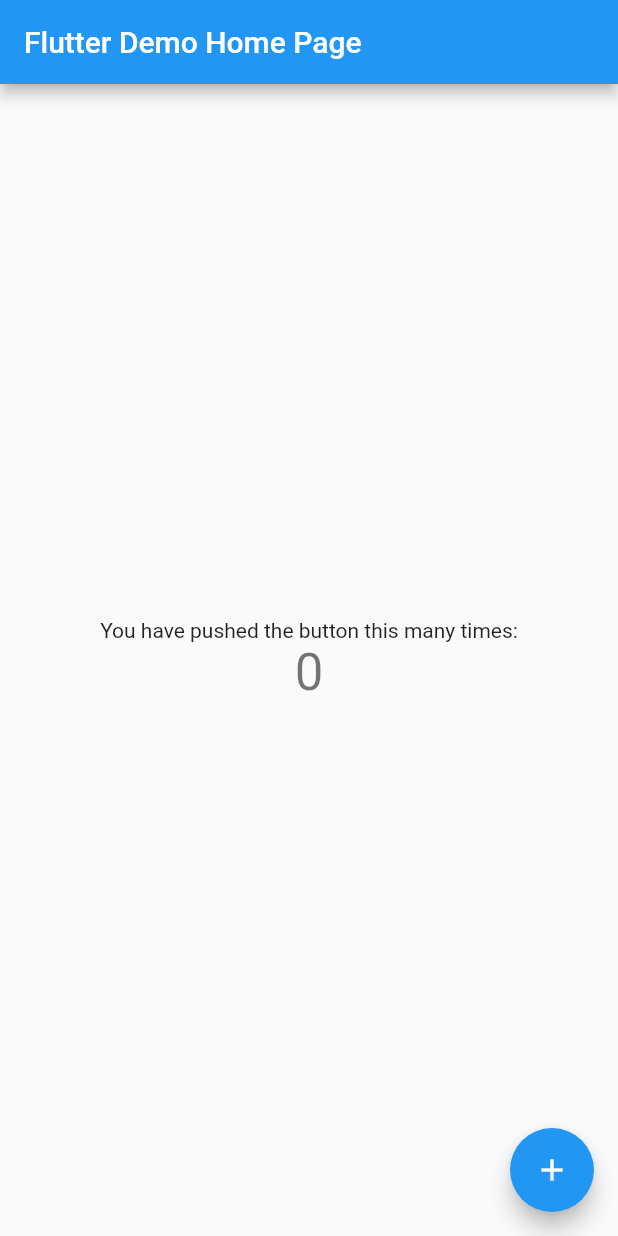
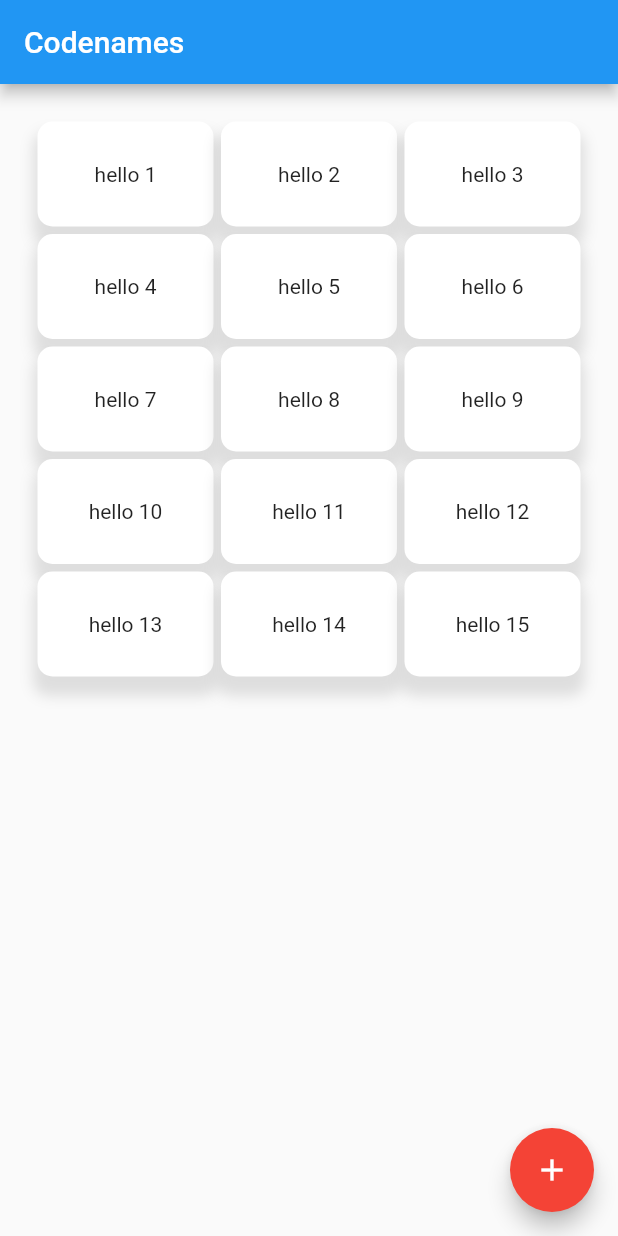
Before and after one commit to feftio/wordchill, a Flutter app: the screen it shows after launch, on a phone screen of 412 x 824 dp. Run offline on Flutter 3.47's test engine with Material 2 defaults, Android fonts, the phone set to English and light mode, and no system bars.

Commit message:
CodenamesCard, generation GridList

```diff
--- /dev/null
+++ b/wordchill/lib/codenames/card.dart
@@ -0,0 +1,78 @@
+import 'package:flutter/material.dart';
+
+enum CardType { red, blue, grey, black }
+
+class CodenamesCard extends StatefulWidget {
+  final CardType type;
+  final String text;
+  final Function callback;
+
+  CodenamesCard(
+      {@required this.text, @required this.type, @required this.callback});
+
+  @override
+  _CodenamesCardState createState() => _CodenamesCardState();
+}
+
+class _CodenamesCardState extends State<CodenamesCard> {
+  Color _textColor = Colors.black87;
+  Color _cardColor = Colors.white;
+  bool opened = false;
+  bool selected = false;
+
+  void openCard() {
+    setState(() {
+      if (opened) return;
+      opened = true;
+      widget.callback(widget.text);
+      _textColor = Colors.white;
+      switch (widget.type) {
+        case CardType.blue:
+          _cardColor = Colors.blue;
+          break;
+        case CardType.red:
+          _cardColor = Colors.red;
+          break;
+        case CardType.grey:
+          break;
+      }
+    });
+  }
+
+  void pickCard() {
+    setState(() {});
+  }
+
+  @override
+  Widget build(BuildContext context) {
+    return AbsorbPointer(
+        absorbing: opened,
+        child: InkWell(
+            onTap: openCard,
+            child: AnimatedContainer(
+                height: 70,
+                width: 130,
+                curve: Curves.easeOutCirc,
+                duration: const Duration(seconds: 1),
+                decoration: BoxDecoration(
+                    color: _cardColor,
+                    borderRadius: BorderRadius.circular(10.0),
+                    boxShadow: [
+                      BoxShadow(
+                          color: Colors.grey.withOpacity(0.3),
+                          spreadRadius: 3,
+                          blurRadius: 7,
+                          offset: Offset(0, 10))
+                    ]),
+                padding: const EdgeInsets.symmetric(horizontal: 15),
+                child: AnimatedDefaultTextStyle(
+                    curve: Curves.easeOutCirc,
+                    duration: Duration(seconds: 1),
+                    style: TextStyle(color: _textColor),
+                    child: Center(
+                        child: Text(
+                      widget.text,
+                      textAlign: TextAlign.center,
+                    ))))));
+  }
+}
--- /dev/null
+++ b/wordchill/lib/codenames/words-list.dart
@@ -0,0 +1,3 @@
+import 'dart:core';
+
+var WordsList = ['Солнце', 'Рок', 'Дерево', 'Кот', 'Монета', 'Ящик'];
--- a/wordchill/lib/main.dart
+++ b/wordchill/lib/main.dart
@@ -1,43 +1,25 @@
 import 'package:flutter/material.dart';
+import 'package:wordchill/codenames/card.dart';
 
 void main() {
   runApp(MyApp());
 }
 
 class MyApp extends StatelessWidget {
-  // This widget is the root of your application.
   @override
   Widget build(BuildContext context) {
     return MaterialApp(
-      title: 'Flutter Demo',
+      title: 'WordChill',
       theme: ThemeData(
-        // This is the theme of your application.
-        //
-        // Try running your application with "flutter run". You'll see the
-        // application has a blue toolbar. Then, without quitting the app, try
-        // changing the primarySwatch below to Colors.green and then invoke
-        // "hot reload" (press "r" in the console where you ran "flutter run",
-        // or simply save your changes to "hot reload" in a Flutter IDE).
-        // Notice that the counter didn't reset back to zero; the application
-        // is not restarted.
         primarySwatch: Colors.blue,
       ),
-      home: MyHomePage(title: 'Flutter Demo Home Page'),
+      home: MyHomePage(title: 'Codenames'),
     );
   }
 }
 
 class MyHomePage extends StatefulWidget {
   MyHomePage({Key key, this.title}) : super(key: key);
-
-  // This widget is the home page of your application. It is stateful, meaning
-  // that it has a State object (defined below) that contains fields that affect
-  // how it looks.
-
-  // This class is the configuration for the state. It holds the values (in this
-  // case the title) provided by the parent (in this case the App widget) and
-  // used by the build method of the State. Fields in a Widget subclass are
-  // always marked "final".
 
   final String title;
 
@@ -46,66 +28,41 @@
 }
 
 class _MyHomePageState extends State<MyHomePage> {
-  int _counter = 0;
+  void _incrementCounter() {
+    setState(() {});
+  }
 
-  void _incrementCounter() {
-    setState(() {
-      // This call to setState tells the Flutter framework that something has
-      // changed in this State, which causes it to rerun the build method below
-      // so that the display can reflect the updated values. If we changed
-      // _counter without calling setState(), then the build method would not be
-      // called again, and so nothing would appear to happen.
-      _counter++;
-    });
+  void listenCard(String text) {
+    print(text);
   }
 
   @override
   Widget build(BuildContext context) {
-    // This method is rerun every time setState is called, for instance as done
-    // by the _incrementCounter method above.
-    //
-    // The Flutter framework has been optimized to make rerunning build methods
-    // fast, so that you can just rebuild anything that needs updating rather
-    // than having to individually change instances of widgets.
     return Scaffold(
       appBar: AppBar(
-        // Here we take the value from the MyHomePage object that was created by
-        // the App.build method, and use it to set our appbar title.
         title: Text(widget.title),
       ),
-      body: Center(
-        // Center is a layout widget. It takes a single child and positions it
-        // in the middle of the parent.
-        child: Column(
-          // Column is also a layout widget. It takes a list of children and
-          // arranges them vertically. By default, it sizes itself to fit its
-          // children horizontally, and tries to be as tall as its parent.
-          //
-          // Invoke "debug painting" (press "p" in the console, choose the
-          // "Toggle Debug Paint" action from the Flutter Inspector in Android
-          // Studio, or the "Toggle Debug Paint" command in Visual Studio Code)
-          // to see the wireframe for each widget.
-          //
-          // Column has various properties to control how it sizes itself and
-          // how it positions its children. Here we use mainAxisAlignment to
-          // center the children vertically; the main axis here is the vertical
-          // axis because Columns are vertical (the cross axis would be
-          // horizontal).
-          mainAxisAlignment: MainAxisAlignment.center,
-          children: <Widget>[
-            Text(
-              'You have pushed the button this many times:',
-            ),
-            Text(
-              '$_counter',
-              style: Theme.of(context).textTheme.headline4,
-            ),
-          ],
-        ),
-      ),
+      body: Padding(
+          padding: EdgeInsets.all(10),
+          child: GridView.builder(
+              gridDelegate: SliverGridDelegateWithFixedCrossAxisCount(
+                  crossAxisCount: 3,
+                  mainAxisExtent: 70,
+                  crossAxisSpacing: 5.0,
+                  mainAxisSpacing: 5.0),
+              itemCount: 15,
+              padding: EdgeInsets.all(15),
+              itemBuilder: (_, index) {
+                return CodenamesCard(
+                  text: "hello ${index + 1}",
+                  type: CardType.blue,
+                  callback: listenCard,
+                );
+              })),
       floatingActionButton: FloatingActionButton(
         onPressed: _incrementCounter,
         tooltip: 'Increment',
+        backgroundColor: Colors.red,
         child: Icon(Icons.add),
       ), // This trailing comma makes auto-formatting nicer for build methods.
     );
--- a/wordchill/pubspec.yaml
+++ b/wordchill/pubspec.yaml
@@ -21,6 +21,7 @@
   sdk: ">=2.7.0 <3.0.0"
 
 dependencies:
+  clay_containers: ^0.3.2
   flutter:
     sdk: flutter
 
```
Also changed, not shown: wordchill/pubspec.lock.
